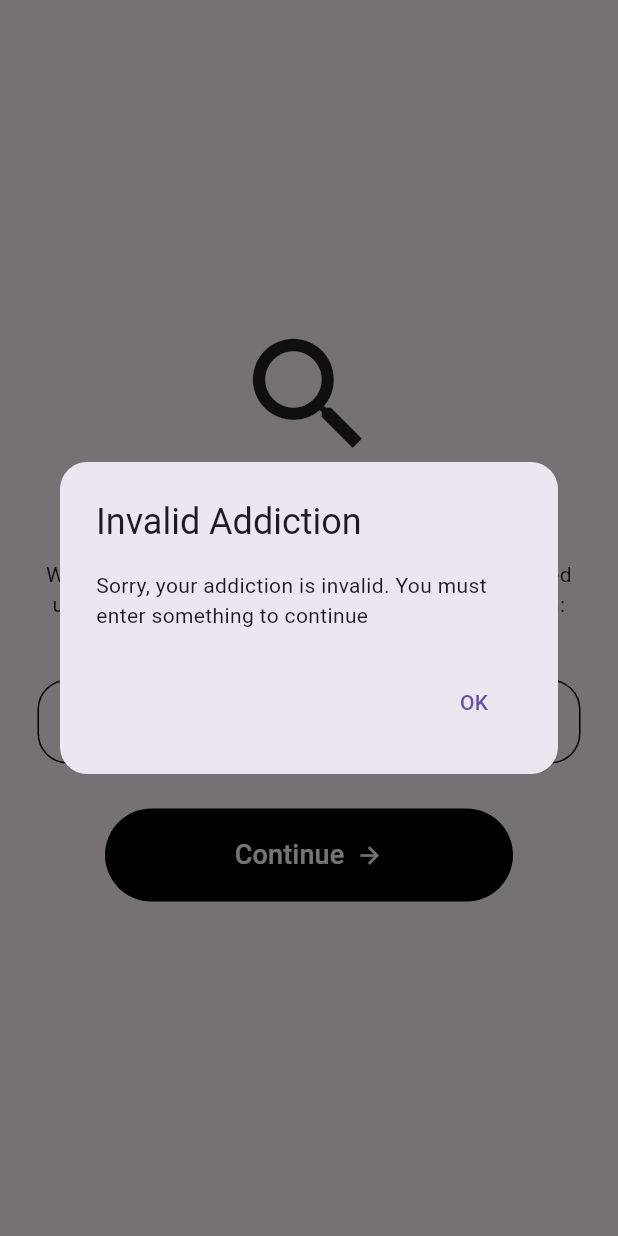
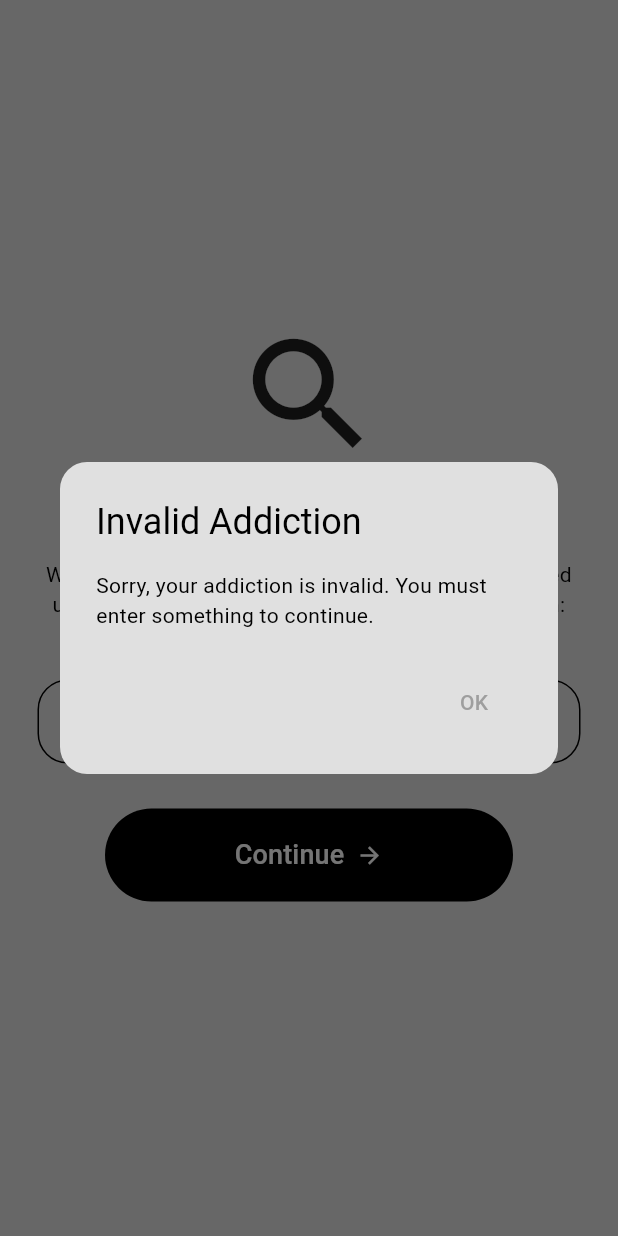
Before and after one commit to 1nsomnes/minimal_addiction_beater, a Flutter app: the screen it shows after launch, after a tap on "Continue", on a phone screen of 412 x 824 dp. Run offline on Flutter 3.47's test engine with Material 3 defaults, Android fonts, the phone set to English and light mode, and no system bars; our stand-ins replace shared_preferences; Roboto replaces fonts that are missing (Arial).

Commit message:
dark mode button functionality

```diff
--- a/lib/main.dart
+++ b/lib/main.dart
@@ -1,10 +1,15 @@
 import 'package:flutter/material.dart';
 import 'package:minimal_addiciton_beater/pages/home_page.dart';
 import 'package:minimal_addiciton_beater/pages/intro_page.dart';
+import 'package:minimal_addiciton_beater/theme/theme_provider.dart';
+import 'package:provider/provider.dart';
 import 'package:shared_preferences/shared_preferences.dart';
 
 void main() {
-  runApp(const MyApp());
+  runApp(ChangeNotifierProvider(
+    create: (context) => ThemeProvider(),
+    child: const MyApp(),
+  ));
 }
 
 class MyApp extends StatefulWidget {
@@ -36,7 +41,9 @@
   @override
   Widget build(BuildContext context) {
     return MaterialApp(
-        debugShowCheckedModeBanner: false,
-        home: _isIntroShown ? const HomePage() : const IntroPage());
+      debugShowCheckedModeBanner: false,
+      home: _isIntroShown ? const HomePage() : const IntroPage(),
+      theme: Provider.of<ThemeProvider>(context).themeData,
+    );
   }
 }
--- a/lib/pages/home_page.dart
+++ b/lib/pages/home_page.dart
@@ -3,6 +3,10 @@
 
 class HomePage extends StatelessWidget {
   const HomePage({super.key});
+
+  Future<List<String>> _fetchDrawerItems() async {
+    return ['Item 1', 'Item 2', 'Item 3'];
+  }
 
   @override
   Widget build(BuildContext context) {
--- a/lib/pages/intro_page.dart
+++ b/lib/pages/intro_page.dart
@@ -60,7 +60,7 @@
                         return const MyWarningDialog(
                           title: "Invalid Addiction",
                           description:
-                              "Sorry, your addiction is invalid. You must enter something to continue",
+                              "Sorry, your addiction is invalid. You must enter something to continue.",
                         );
                       });
                 } else {
--- /dev/null
+++ b/lib/theme/dark_mode.dart
@@ -0,0 +1,10 @@
+import 'package:flutter/material.dart';
+
+ThemeData darkMode = ThemeData(
+    colorScheme: ColorScheme.light(
+  surface: Colors.grey.shade900,
+  primary: Colors.grey.shade600,
+  secondary: Colors.grey.shade700,
+  tertiary: Colors.grey.shade800,
+  inversePrimary: Colors.grey.shade300,
+));
--- /dev/null
+++ b/lib/theme/light_mode.dart
@@ -0,0 +1,10 @@
+import 'package:flutter/material.dart';
+
+ThemeData lightMode = ThemeData(
+    colorScheme: ColorScheme.light(
+  surface: Colors.grey.shade300,
+  primary: Colors.grey.shade500,
+  secondary: Colors.grey.shade200,
+  tertiary: Colors.white,
+  inversePrimary: Colors.grey.shade900,
+));
--- /dev/null
+++ b/lib/theme/theme_provider.dart
@@ -0,0 +1,20 @@
+import 'package:flutter/material.dart';
+import 'package:minimal_addiciton_beater/theme/dark_mode.dart';
+import 'package:minimal_addiciton_beater/theme/light_mode.dart';
+
+class ThemeProvider extends ChangeNotifier {
+  ThemeData _themeData = lightMode;
+  ThemeData get themeData => _themeData;
+
+  bool get isDarkMode => _themeData == darkMode;
+
+  set themeData(ThemeData themeData) {
+    _themeData = themeData;
+    notifyListeners();
+  }
+
+  void toggleTheme() {
+    _themeData = isDarkMode ? lightMode : darkMode;
+    notifyListeners();
+  }
+}
--- a/pubspec.yaml
+++ b/pubspec.yaml
@@ -36,6 +36,7 @@
   # Use with the CupertinoIcons class for iOS style icons.
   cupertino_icons: ^1.0.8
   shared_preferences: ^2.3.2
+  provider: ^6.1.2
 
 dev_dependencies:
   flutter_test:
```
Also changed, not shown: lib/pages/settings_page.dart (+9 -1 lines), pubspec.lock.
